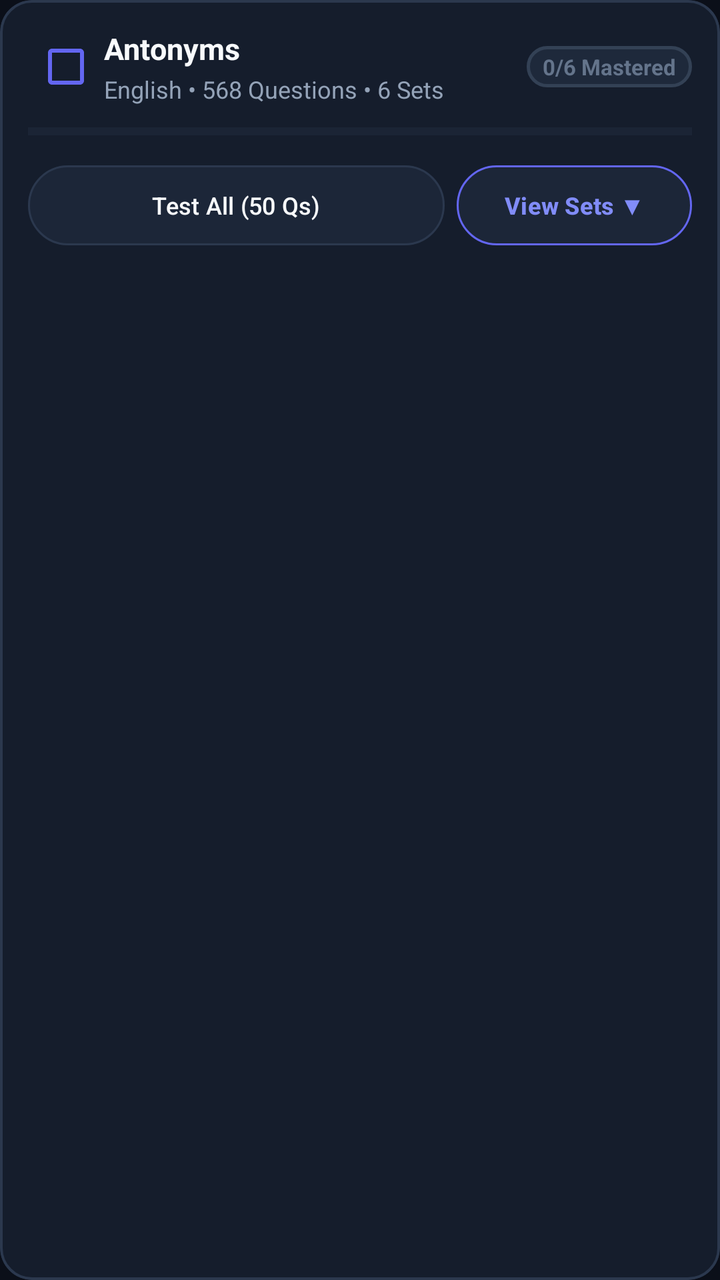
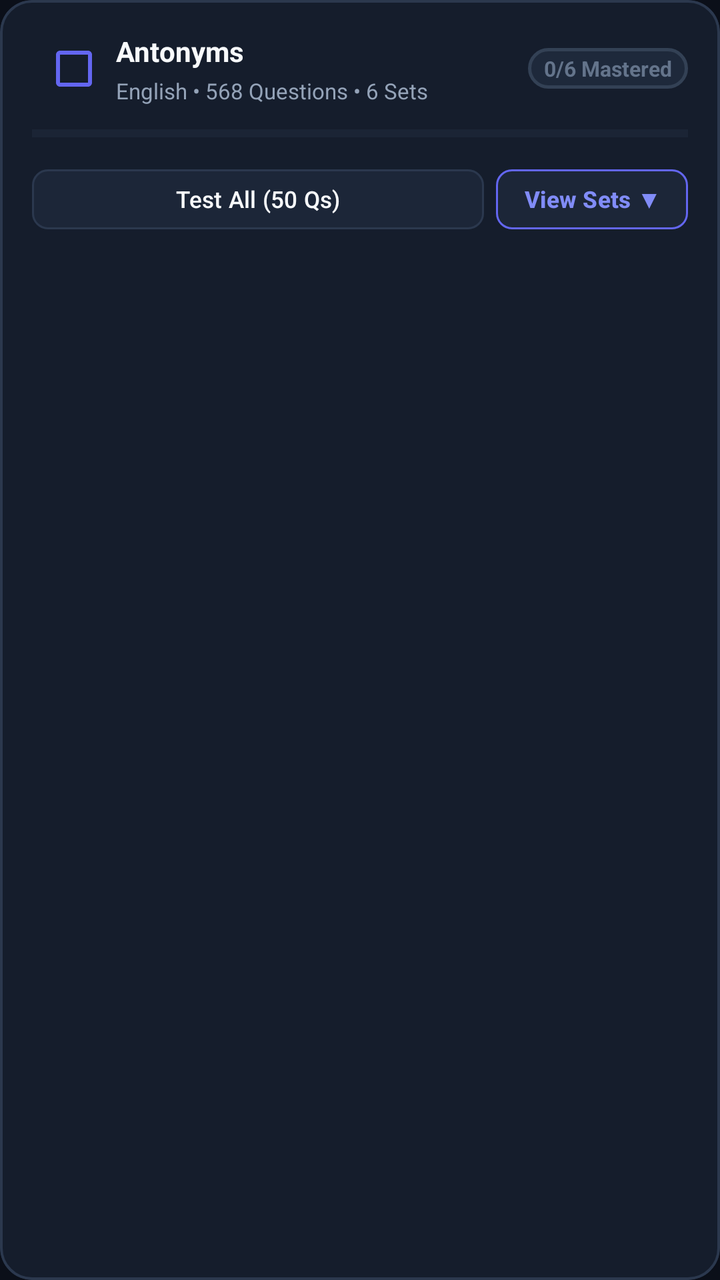

An Android layout rendered at two revisions. The XML below is the earlier revision; the diff shows what the commit changed to produce the second picture.
<!-- AndroidManifest.xml: application theme Theme.QuizLock -->
<!-- res/layout/item_practice_topic.xml -->
<?xml version="1.0" encoding="utf-8"?>
<com.google.android.material.card.MaterialCardView xmlns:android="http://schemas.android.com/apk/res/android"
    xmlns:app="http://schemas.android.com/apk/res-auto"
    xmlns:tools="http://schemas.android.com/tools"
    android:id="@+id/cardTopicRoot"
    android:layout_width="match_parent"
    android:layout_height="wrap_content"
    android:layout_marginBottom="12dp"
    app:cardBackgroundColor="@color/card_dark"
    app:cardCornerRadius="16dp"
    app:cardElevation="0dp"
    app:strokeColor="@color/border_dark"
    app:strokeWidth="1.2dp">

    <LinearLayout
        android:layout_width="match_parent"
        android:layout_height="wrap_content"
        android:orientation="vertical"
        android:padding="14dp">

        
        <LinearLayout
            android:layout_width="match_parent"
            android:layout_height="wrap_content"
            android:gravity="center_vertical"
            android:orientation="horizontal">

            <CheckBox
                android:id="@+id/cbSelectTopic"
                android:layout_width="wrap_content"
                android:layout_height="wrap_content"
                android:buttonTint="@color/primary"
                android:minWidth="0dp"
                android:minHeight="0dp"
                android:paddingEnd="6dp" />

            <LinearLayout
                android:layout_width="0dp"
                android:layout_height="wrap_content"
                android:layout_weight="1"
                android:orientation="vertical">

                <TextView
                    android:id="@+id/tvTopicTitle"
                    android:layout_width="wrap_content"
                    android:layout_height="wrap_content"
                    android:text="Antonyms"
                    android:textColor="@color/text_primary"
                    android:textSize="15sp"
                    android:textStyle="bold" />

                <TextView
                    android:id="@+id/tvTopicMeta"
                    android:layout_width="wrap_content"
                    android:layout_height="wrap_content"
                    android:layout_marginTop="2dp"
                    android:text="English • 568 Questions • 6 Sets"
                    android:textColor="@color/text_secondary"
                    android:textSize="12sp" />
            </LinearLayout>

            <TextView
                android:id="@+id/tvTopicProgressBadge"
                android:layout_width="wrap_content"
                android:layout_height="wrap_content"
                android:background="@drawable/bg_option_default"
                android:paddingHorizontal="8dp"
                android:paddingVertical="3dp"
                android:text="0/6 Mastered"
                android:textColor="@color/text_muted"
                android:textSize="11sp"
                android:textStyle="bold" />
        </LinearLayout>

        
        <ProgressBar
            android:id="@+id/pbTopicProgress"
            style="?android:attr/progressBarStyleHorizontal"
            android:layout_width="match_parent"
            android:layout_height="6dp"
            android:layout_marginTop="10dp"
            android:max="100"
            android:progress="0"
            android:progressTint="@color/correct_green"
            android:progressBackgroundTint="@color/border_dark" />

        
        <LinearLayout
            android:layout_width="match_parent"
            android:layout_height="wrap_content"
            android:layout_marginTop="10dp"
            android:gravity="center_vertical"
            android:orientation="horizontal">

            <com.google.android.material.button.MaterialButton
                android:id="@+id/btnTestAllTopic"
                style="@style/Widget.Material3.Button.TonalButton"
                android:layout_width="0dp"
                android:layout_height="wrap_content"
                android:layout_marginEnd="6dp"
                android:layout_weight="1"
                android:text="Test All (50 Qs)"
                android:textColor="@color/text_primary"
                android:textSize="12sp"
                app:backgroundTint="@color/card_dark_elevated"
                app:strokeColor="@color/border_dark"
                app:strokeWidth="1dp" />

            <com.google.android.material.button.MaterialButton
                android:id="@+id/btnToggleSets"
                style="@style/Widget.Material3.Button.TonalButton"
                android:layout_width="wrap_content"
                android:layout_height="wrap_content"
                android:text="View Sets ▼"
                android:textColor="@color/primary_light"
                android:textSize="12sp"
                android:textStyle="bold"
                app:backgroundTint="@color/card_dark_elevated"
                app:strokeColor="@color/primary"
                app:strokeWidth="1dp" />
        </LinearLayout>

        
        <LinearLayout
            android:id="@+id/layoutSetsContainer"
            android:layout_width="match_parent"
            android:layout_height="wrap_content"
            android:layout_marginTop="10dp"
            android:orientation="vertical"
            android:visibility="gone">

            <View
                android:layout_width="match_parent"
                android:layout_height="1dp"
                android:layout_marginBottom="8dp"
                android:background="@color/border_dark_subtle" />

            <TextView
                android:layout_width="wrap_content"
                android:layout_height="wrap_content"
                android:layout_marginBottom="6dp"
                android:text="Choose 100-Question Set:"
                android:textColor="@color/text_muted"
                android:textSize="12sp"
                android:textStyle="bold" />

            <androidx.recyclerview.widget.RecyclerView
                android:id="@+id/rvTopicSets"
                android:layout_width="match_parent"
                android:layout_height="wrap_content"
                android:nestedScrollingEnabled="false" />
        </LinearLayout>

    </LinearLayout>

</com.google.android.material.card.MaterialCardView>
<!-- resources referenced by this layout -->
<resources>
  <color name="border_dark">#2B384E</color>
  <color name="border_dark_subtle">#1F2B3E</color>
  <color name="card_dark">#151D2C</color>
  <color name="card_dark_elevated">#1C2638</color>
  <color name="correct_green">#10B981</color>
  <color name="primary">#6366F1</color>
  <color name="primary_light">#818CF8</color>
  <color name="text_muted">#64748B</color>
  <color name="text_primary">#F8FAFC</color>
  <color name="text_secondary">#94A3B8</color>
  <!-- drawable bg_option_default (drawable) -->
  <?xml version="1.0" encoding="utf-8"?>
  <shape xmlns:android="http://schemas.android.com/apk/res/android"
      android:shape="rectangle">
      <corners android:radius="14dp" />
      <solid android:color="#1E293B" />
      <stroke
          android:width="1.5dp"
          android:color="#334155" />
  </shape>
  <style name="Theme.QuizLock" parent="Theme.Material3.DayNight.NoActionBar">
          <item name="colorPrimary">@color/primary</item>
          <item name="colorPrimaryDark">@color/primary_dark</item>
          <item name="colorAccent">@color/accent</item>
          <item name="colorSurface">@color/card_dark</item>
          <item name="colorOnSurface">@color/text_primary</item>
          <item name="colorSurfaceVariant">@color/card_dark_elevated</item>
          <item name="colorOnSurfaceVariant">@color/text_secondary</item>
          <item name="android:windowBackground">@color/bg_dark</item>
          <item name="android:colorBackground">@color/bg_dark</item>
          <item name="android:statusBarColor">@color/bg_dark</item>
          <item name="android:navigationBarColor">@color/bg_dark</item>
          <item name="android:windowLightStatusBar">false</item>
          <item name="android:windowLightNavigationBar">false</item>
      </style>
  <color name="primary_dark">#4F46E5</color>
  <color name="accent">#6366F1</color>
  <color name="bg_dark">#0B0F19</color>
</resources>

<!-- the commit's change to res/layout/item_practice_topic.xml (unified diff, before → after) -->
@@ -5,7 +5,7 @@
     android:id="@+id/cardTopicRoot"
     android:layout_width="match_parent"
     android:layout_height="wrap_content"
-    android:layout_marginBottom="12dp"
+    android:layout_marginBottom="14dp"
     app:cardBackgroundColor="@color/card_dark"
     app:cardCornerRadius="16dp"
     app:cardElevation="0dp"
@@ -16,7 +16,7 @@
         android:layout_width="match_parent"
         android:layout_height="wrap_content"
         android:orientation="vertical"
-        android:padding="14dp">
+        android:padding="16dp">
 
         
         <LinearLayout
@@ -32,7 +32,7 @@
                 android:buttonTint="@color/primary"
                 android:minWidth="0dp"
                 android:minHeight="0dp"
-                android:paddingEnd="6dp" />
+                android:paddingEnd="10dp" />
 
             <LinearLayout
                 android:layout_width="0dp"
@@ -46,17 +46,17 @@
                     android:layout_height="wrap_content"
                     android:text="Antonyms"
                     android:textColor="@color/text_primary"
-                    android:textSize="15sp"
+                    android:textSize="14sp"
                     android:textStyle="bold" />
 
                 <TextView
                     android:id="@+id/tvTopicMeta"
                     android:layout_width="wrap_content"
                     android:layout_height="wrap_content"
-                    android:layout_marginTop="2dp"
+                    android:layout_marginTop="3dp"
                     android:text="English • 568 Questions • 6 Sets"
                     android:textColor="@color/text_secondary"
-                    android:textSize="12sp" />
+                    android:textSize="11sp" />
             </LinearLayout>
 
             <TextView
@@ -68,7 +68,7 @@
                 android:paddingVertical="3dp"
                 android:text="0/6 Mastered"
                 android:textColor="@color/text_muted"
-                android:textSize="11sp"
+                android:textSize="10.5sp"
                 android:textStyle="bold" />
         </LinearLayout>
 
@@ -77,8 +77,8 @@
             android:id="@+id/pbTopicProgress"
             style="?android:attr/progressBarStyleHorizontal"
             android:layout_width="match_parent"
-            android:layout_height="6dp"
-            android:layout_marginTop="10dp"
+            android:layout_height="4dp"
+            android:layout_marginTop="12dp"
             android:max="100"
             android:progress="0"
             android:progressTint="@color/correct_green"
@@ -88,7 +88,7 @@
         <LinearLayout
             android:layout_width="match_parent"
             android:layout_height="wrap_content"
-            android:layout_marginTop="10dp"
+            android:layout_marginTop="12dp"
             android:gravity="center_vertical"
             android:orientation="horizontal">
 
@@ -96,13 +96,15 @@
                 android:id="@+id/btnTestAllTopic"
                 style="@style/Widget.Material3.Button.TonalButton"
                 android:layout_width="0dp"
-                android:layout_height="wrap_content"
+                android:layout_height="38dp"
                 android:layout_marginEnd="6dp"
                 android:layout_weight="1"
+                android:paddingVertical="0dp"
                 android:text="Test All (50 Qs)"
                 android:textColor="@color/text_primary"
-                android:textSize="12sp"
+                android:textSize="11.5sp"
                 app:backgroundTint="@color/card_dark_elevated"
+                app:cornerRadius="8dp"
                 app:strokeColor="@color/border_dark"
                 app:strokeWidth="1dp" />
 
@@ -110,12 +112,15 @@
                 android:id="@+id/btnToggleSets"
                 style="@style/Widget.Material3.Button.TonalButton"
                 android:layout_width="wrap_content"
-                android:layout_height="wrap_content"
+                android:layout_height="38dp"
+                android:paddingHorizontal="14dp"
+                android:paddingVertical="0dp"
                 android:text="View Sets ▼"
                 android:textColor="@color/primary_light"
-                android:textSize="12sp"
+                android:textSize="11.5sp"
                 android:textStyle="bold"
                 app:backgroundTint="@color/card_dark_elevated"
+                app:cornerRadius="8dp"
                 app:strokeColor="@color/primary"
                 app:strokeWidth="1dp" />
         </LinearLayout>
@@ -125,32 +130,137 @@
             android:id="@+id/layoutSetsContainer"
             android:layout_width="match_parent"
             android:layout_height="wrap_content"
-            android:layout_marginTop="10dp"
+            android:layout_marginTop="12dp"
             android:orientation="vertical"
             android:visibility="gone">
 
             <View
                 android:layout_width="match_parent"
                 android:layout_height="1dp"
+                android:layout_marginBottom="10dp"
+                android:background="@color/border_dark_subtle" />
+
+            <TextView
+                android:layout_width="wrap_content"
+                android:layout_height="wrap_content"
                 android:layout_marginBottom="8dp"
-                android:background="@color/border_dark_subtle" />
-
-            <TextView
-                android:layout_width="wrap_content"
-                android:layout_height="wrap_content"
-                android:layout_marginBottom="6dp"
                 android:text="Choose 100-Question Set:"
                 android:textColor="@color/text_muted"
-                android:textSize="12sp"
+                android:textSize="11sp"
                 android:textStyle="bold" />
 
             <androidx.recyclerview.widget.RecyclerView
                 android:id="@+id/rvTopicSets"
                 android:layout_width="match_parent"
                 android:layout_height="wrap_content"
-                android:nestedScrollingEnabled="false" />
+                android:nestedScrollingEnabled="false"
+                tools:itemCount="3"
+                tools:listitem="@layout/item_practice_set" />
+
         </LinearLayout>
 
     </LinearLayout>
-
 </com.google.android.material.card.MaterialCardView>
+<!-- res/layout/item_practice_set.xml (included above) -->
+<?xml version="1.0" encoding="utf-8"?>
+<com.google.android.material.card.MaterialCardView xmlns:android="http://schemas.android.com/apk/res/android"
+    xmlns:app="http://schemas.android.com/apk/res-auto"
+    xmlns:tools="http://schemas.android.com/tools"
+    android:id="@+id/cardSetRoot"
+    android:layout_width="match_parent"
+    android:layout_height="wrap_content"
+    android:layout_marginVertical="4dp"
+    app:cardBackgroundColor="@color/card_dark_elevated"
+    app:cardCornerRadius="10dp"
+    app:cardElevation="0dp"
+    app:strokeColor="@color/border_dark"
+    app:strokeWidth="1dp">
+
+    <LinearLayout
+        android:layout_width="match_parent"
+        android:layout_height="wrap_content"
+        android:orientation="vertical"
+        android:padding="10dp">
+
+        
+        <LinearLayout
+            android:layout_width="match_parent"
+            android:layout_height="wrap_content"
+            android:gravity="center_vertical"
+            android:orientation="horizontal">
+
+            <TextView
+                android:id="@+id/tvSetTitle"
+                android:layout_width="0dp"
+                android:layout_height="wrap_content"
+                android:layout_weight="1"
+                android:text="Set 1 (Q 1 – 100)"
+                android:textColor="@color/text_primary"
+                android:textSize="12sp"
+                android:textStyle="bold" />
+
+            <TextView
+                android:id="@+id/tvSetStatusBadge"
+                android:layout_width="wrap_content"
+                android:layout_height="wrap_content"
+                android:background="@drawable/bg_option_default"
+                android:paddingHorizontal="7dp"
+                android:paddingVertical="2dp"
+                android:text="100 Qs"
+                android:textColor="@color/correct_green"
+                android:textSize="9.5sp"
+                android:textStyle="bold" />
+        </LinearLayout>
+
+        <TextView
+            android:id="@+id/tvSetSubtitle"
+            android:layout_width="wrap_content"
+            android:layout_height="wrap_content"
+            android:layout_marginTop="2dp"
+            android:text="100 Questions • Sequential Curriculum"
+            android:textColor="@color/text_secondary"
+            android:textSize="10.5sp" />
+
+        
+        <LinearLayout
+            android:layout_width="match_parent"
+            android:layout_height="wrap_content"
+            android:layout_marginTop="8dp"
+            android:gravity="center_vertical"
+            android:orientation="horizontal">
+
+            <com.google.android.material.button.MaterialButton
+                android:id="@+id/btnStart50"
+                style="@style/Widget.Material3.Button.TonalButton"
+                android:layout_width="0dp"
+                android:layout_height="32dp"
+                android:layout_marginEnd="6dp"
+                android:layout_weight="1"
+                android:paddingVertical="0dp"
+                android:text="50 Qs Drill"
+                android:textColor="@color/primary_light"
+                android:textSize="10.5sp"
+                android:textStyle="bold"
+                app:backgroundTint="@color/card_dark"
+                app:cornerRadius="6dp"
+                app:strokeColor="@color/border_dark"
+                app:strokeWidth="1dp" />
+
+            <com.google.android.material.button.MaterialButton
+                android:id="@+id/btnStartFull"
+                style="@style/Widget.Material3.Button"
+                android:layout_width="0dp"
+                android:layout_height="32dp"
+                android:layout_weight="1"
+                android:paddingVertical="0dp"
+                android:text="Full Set (100 Qs)"
+                android:textColor="@color/white"
+                android:textSize="10.5sp"
+                android:textStyle="bold"
+                app:backgroundTint="@color/primary"
+                app:cornerRadius="6dp" />
+
+        </LinearLayout>
+
+    </LinearLayout>
+</com.google.android.material.card.MaterialCardView>
<!-- resource entries referenced after the edit -->
@@ -10,6 +10,7 @@
   <color name="text_muted">#64748B</color>
   <color name="text_primary">#F8FAFC</color>
   <color name="text_secondary">#94A3B8</color>
+  <color name="white">#FFFFFF</color>
   <!-- drawable bg_option_default (drawable) -->
   <?xml version="1.0" encoding="utf-8"?>
   <shape xmlns:android="http://schemas.android.com/apk/res/android"
